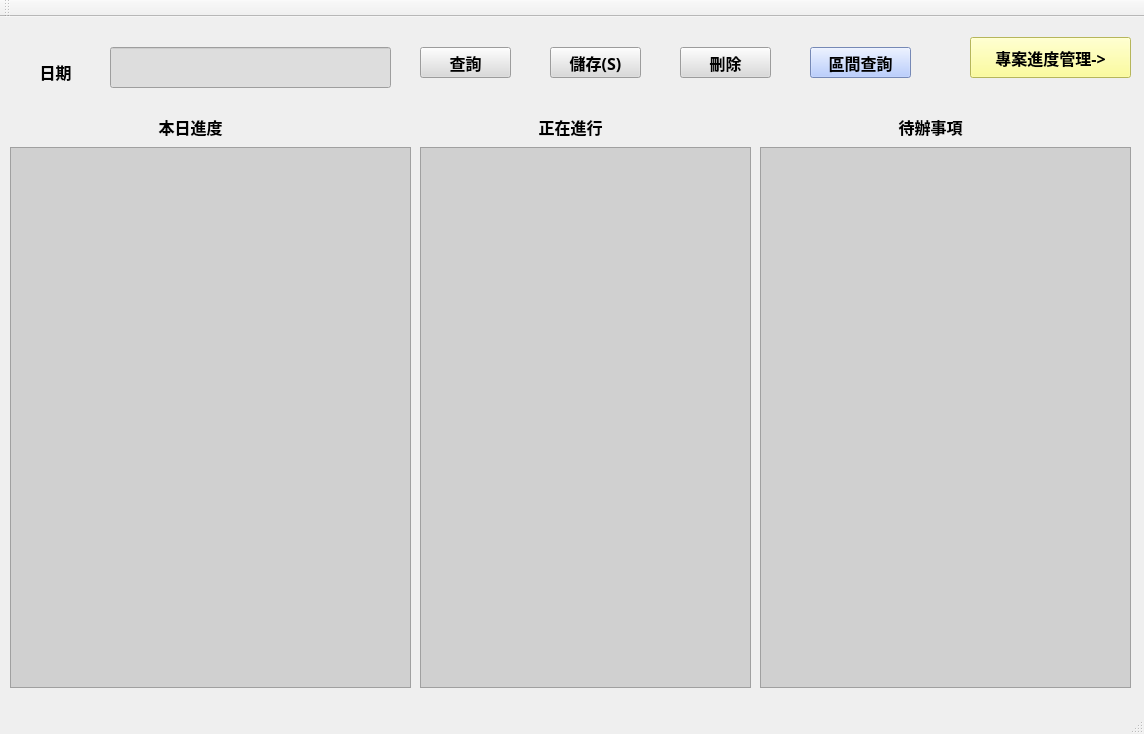
Old version of the form mainwindow.ui in the repository Linlai2369632/workingDiary.
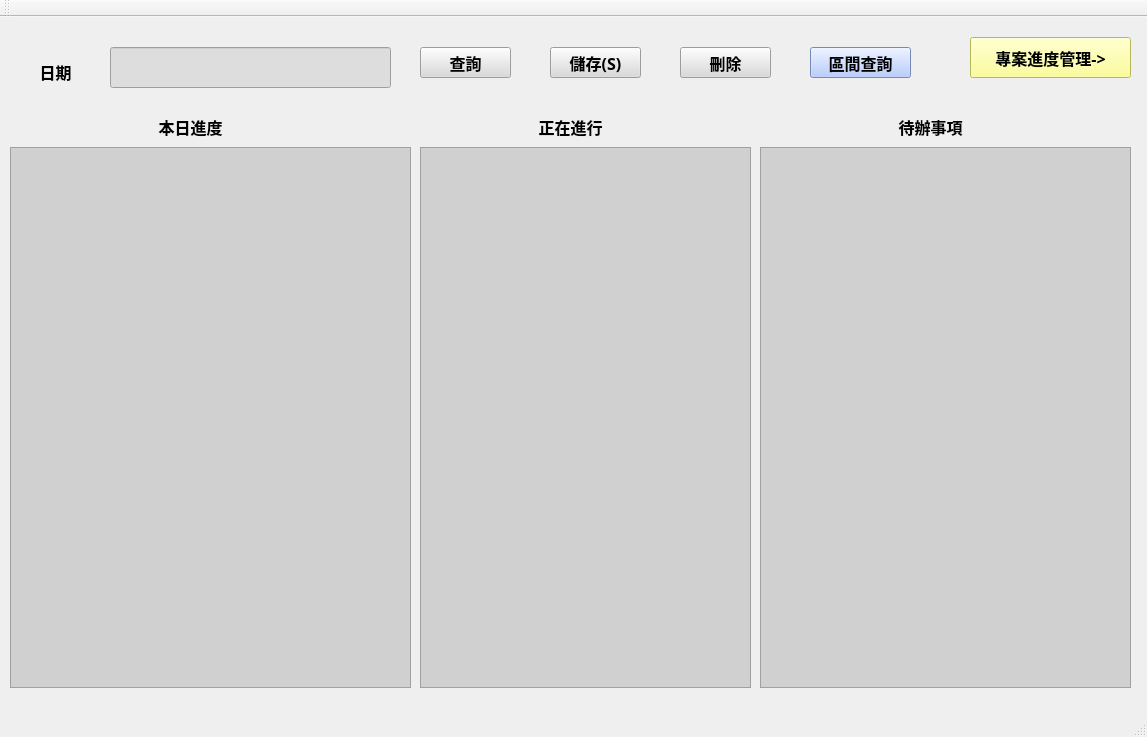
New version of the form.

```diff
--- a/mainwindow.ui
+++ b/mainwindow.ui
@@ -6,8 +6,8 @@
    <rect>
     <x>0</x>
     <y>0</y>
-    <width>1144</width>
-    <height>734</height>
+    <width>1147</width>
+    <height>737</height>
    </rect>
   </property>
   <property name="windowTitle">
```
Left out of the diff: 2 changed lines with no effect on the pictures.
